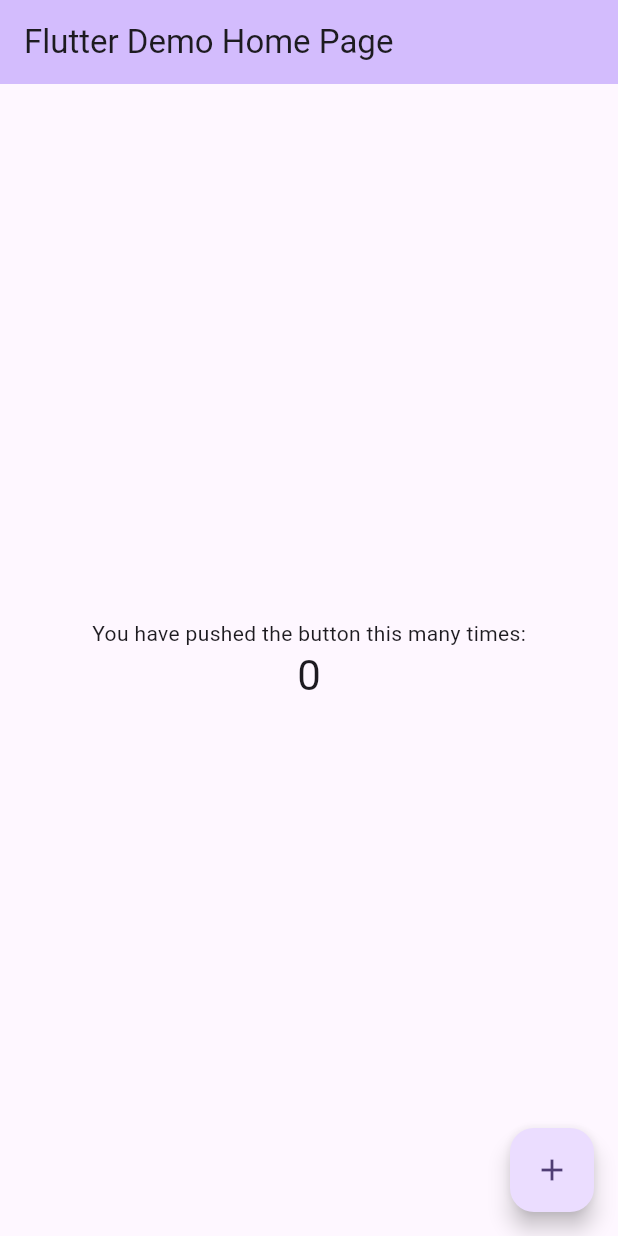
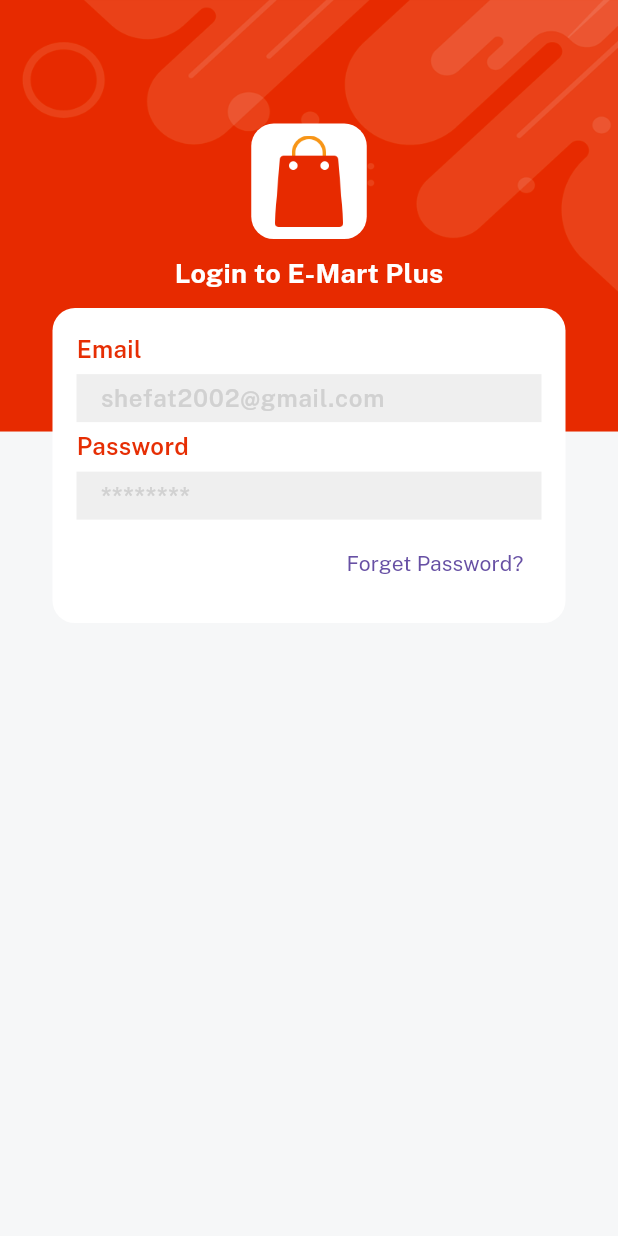
Before and after one commit to AAM-Mustahid/Emart_Plus, a Flutter app: the screen it shows after launch, on a phone screen of 412 x 824 dp. Run offline on Flutter 3.47's test engine with Material 3 defaults, Android fonts, the phone set to English and light mode, and no system bars; our stand-ins replace get, velocity_x.

Commit message:
Login Screen added

```diff
--- a/lib/consts/consts.dart
+++ b/lib/consts/consts.dart
@@ -3,3 +3,4 @@ export './images.dart';
 export './strings.dart';
 export './styles.dart';
 export 'package:velocity_x/velocity_x.dart';
+export 'package:flutter/material.dart';
--- a/lib/consts/strings.dart
+++ b/lib/consts/strings.dart
@@ -1,3 +1,12 @@
 const appname = "E-Mart Plus";
 const appversion = "Version 0.0.1";
 const credits = "@shefat2002";
+const email = "Email";
+const emailHint = "shefat2002@gmail.com";
+const password = "Password";
+const passwordHint = "********";
+const forgetPass = "Forget Password?";
+const signup = "Sign up";
+const login = "Login";
+const createNewAccount = "Or, create a new account";
+const loginWith = "Login with";
--- a/lib/main.dart
+++ b/lib/main.dart
@@ -1,4 +1,7 @@
+import 'package:emart_plus/consts/consts.dart';
+import 'package:emart_plus/views/splash_screen/splash_screen.dart';
 import 'package:flutter/material.dart';
+import 'package:get/get.dart';
 
 void main() {
   runApp(const MyApp());
@@ -10,28 +13,15 @@
   // This widget is the root of your application.
   @override
   Widget build(BuildContext context) {
-    return MaterialApp(
-      title: 'Flutter Demo',
+    return GetMaterialApp(
+      debugShowCheckedModeBanner: false,
+      title: appname,
       theme: ThemeData(
-        // This is the theme of your application.
-        //
-        // TRY THIS: Try running your application with "flutter run". You'll see
-        // the application has a purple toolbar. Then, without quitting the app,
-        // try changing the seedColor in the colorScheme below to Colors.green
-        // and then invoke "hot reload" (save your changes or press the "hot
-        // reload" button in a Flutter-supported IDE, or press "r" if you used
-        // the command line to start the app).
-        //
-        // Notice that the counter didn't reset back to zero; the application
-        // state is not lost during the reload. To reset the state, use hot
-        // restart instead.
-        //
-        // This works for code too, not just values: Most code changes can be
-        // tested with just a hot reload.
-        colorScheme: ColorScheme.fromSeed(seedColor: Colors.deepPurple),
-        useMaterial3: true,
+        scaffoldBackgroundColor: Colors.transparent,
+        appBarTheme: const AppBarTheme(backgroundColor: Colors.transparent),
+        fontFamily: regular,
       ),
-      home: const MyHomePage(title: 'Flutter Demo Home Page'),
+      home: const SplashScreen(),
     );
   }
 }
--- /dev/null
+++ b/lib/views/auth_screen/login_screen.dart
@@ -0,0 +1,44 @@
+import 'package:emart_plus/consts/consts.dart';
+import 'package:emart_plus/widgets_common/applogo_widgets.dart';
+import 'package:emart_plus/widgets_common/bg_widget.dart';
+import 'package:emart_plus/widgets_common/custom_textfield.dart';
+import 'package:flutter/material.dart';
+import 'package:flutter/widgets.dart';
+
+class LoginScreen extends StatelessWidget {
+  const LoginScreen({super.key});
+
+  @override
+  Widget build(BuildContext context) {
+    return bgWidget(
+        child: Scaffold(
+      body: Center(
+        child: Column(
+          children: [
+            (context.screenHeight * 0.1).heightBox,
+            applogoWidget(),
+            10.heightBox,
+            "Login to $appname".text.fontFamily(bold).white.size(18).make(),
+            10.heightBox,
+            Column(
+              children: [
+                customTextField(hint: emailHint, title: email),
+                customTextField(hint: passwordHint, title: password),
+                Align(
+                    alignment: Alignment.centerRight,
+                    child: TextButton(
+                        onPressed: () {}, child: forgetPass.text.make()))
+              ],
+            )
+                .box
+                .white
+                .rounded
+                .padding(const EdgeInsets.all(16))
+                .width(context.screenWidth - 70)
+                .make()
+          ],
+        ),
+      ),
+    ));
+  }
+}
--- /dev/null
+++ b/lib/widgets_common/applogo_widgets.dart
@@ -0,0 +1,11 @@
+import 'package:emart_plus/consts/consts.dart';
+
+Widget applogoWidget() {
+  return Image.asset(icAppLogo)
+      .box
+      .white
+      .size(77, 77)
+      .padding(const EdgeInsets.all(8))
+      .rounded
+      .make();
+}
--- /dev/null
+++ b/lib/widgets_common/bg_widget.dart
@@ -0,0 +1,10 @@
+import 'package:emart_plus/consts/consts.dart';
+
+Widget bgWidget({Widget? child}) {
+  return Container(
+    decoration: const BoxDecoration(
+        image: DecorationImage(
+            image: AssetImage(imgBackground), fit: BoxFit.fill)),
+    child: child,
+  );
+}
--- /dev/null
+++ b/lib/widgets_common/custom_textfield.dart
@@ -0,0 +1,27 @@
+import 'package:emart_plus/consts/consts.dart';
+
+Widget customTextField({String? title, String? hint, controller}) {
+  return Column(
+    crossAxisAlignment: CrossAxisAlignment.start,
+    children: [
+      title!.text.color(redColor).fontFamily(semibold).size(16).make(),
+      5.heightBox,
+      TextFormField(
+        controller: controller,
+        decoration: InputDecoration(
+            hintStyle: TextStyle(
+              fontFamily: semibold,
+              color: textfieldGrey,
+            ),
+            hintText: hint,
+            isDense: true,
+            fillColor: lightGrey,
+            filled: true,
+            border: InputBorder.none,
+            focusedBorder:
+                OutlineInputBorder(borderSide: BorderSide(color: redColor))),
+      ),
+      5.heightBox,
+    ],
+  );
+}
```
Also changed, not shown: lib/views/splash_screen/splash_screen.dart (added, +50 -0 lines), 1 other file.
